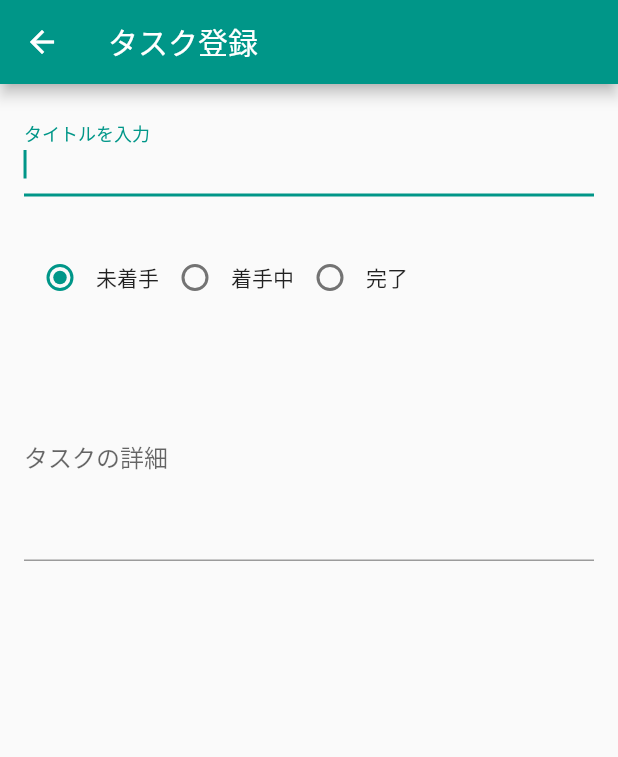
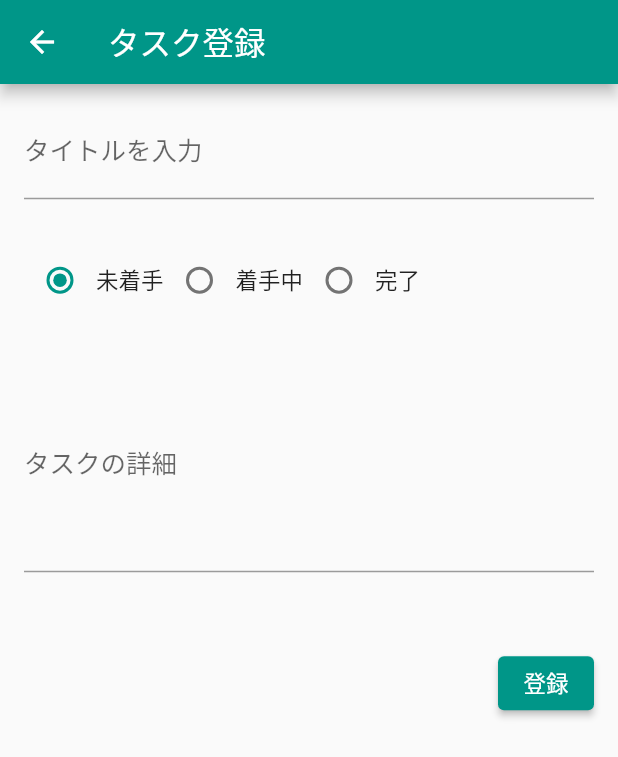
Before and after one commit to kamishi-44/todo_app, a Flutter app: the screen it shows after launch, after a tap on the "add task" icon, on a phone screen of 412 x 824 dp. Shown: the top 757 px of the screen. Run offline on Flutter 3.47's test engine with Material 2 defaults, Android fonts, the phone set to English and light mode, and no system bars.

Commit message:
登録ボタンの追加、日本語対応

```diff
--- a/lib/add_task_page.dart
+++ b/lib/add_task_page.dart
@@ -29,15 +29,17 @@ class _AddTaskPage extends State<AddTaskPage> {
   @override
   Widget build(BuildContext context) {
     return Scaffold(
+      // キーボード表示時に自動でサイズを調整されないようにする設定
+      // resizeToAvoidBottomInset: false,
       appBar: AppBar(
         title: const Text("タスク登録"),
       ),
       body: Container(
           padding: const EdgeInsets.all(16),
+          child: SingleChildScrollView(
             child: Column(
               children: <Widget>[
                 const TextField(
-              autofocus: true,
                   decoration: InputDecoration(
                     labelText: 'タイトルを入力',
                   ),
@@ -55,9 +57,39 @@ class _AddTaskPage extends State<AddTaskPage> {
                     labelText: 'タスクの詳細',
                   ),
                 ),
+                const SizedBox(
+                  height: 50,
+                ),
+                Align(
+                  alignment: Alignment.topRight,
+                  child: ElevatedButton(
+                    child: const Text('登録'),
+                    onPressed: () {
+                      showDialog(
+                          context: context,
+                          builder: (_) {
+                            return AlertDialog(
+                              title: const Text('データを登録してもいいですか？'),
+                              actions: <Widget>[
+                                GestureDetector(
+                                  child: const Text('いいえ'),
+                                  onTap: () {
+                                    Navigator.pop(context);
+                                  },
+                                ),
+                                GestureDetector(
+                                  child: const Text('はい'),
+                                  onTap: () {},
+                                )
+                              ],
+                            );
+                          });
+                    },
+                  ),
+                ),
               ],
             ),
-      ),
+          )),
     );
   }
 
--- a/lib/main.dart
+++ b/lib/main.dart
@@ -1,5 +1,6 @@
 import 'package:flutter/material.dart';
 import 'package:todo_app/add_task_page.dart';
+import 'package:flutter_localizations/flutter_localizations.dart';
 
 import 'detail_page.dart';
 import 'task.dart';
@@ -19,6 +20,14 @@ class MyApp extends StatelessWidget {
       theme: ThemeData(
         primarySwatch: Colors.teal,
       ),
+      localizationsDelegates: const [
+        GlobalMaterialLocalizations.delegate,
+        GlobalWidgetsLocalizations.delegate,
+        GlobalCupertinoLocalizations.delegate,
+      ],
+      supportedLocales: const [
+        Locale("ja", "JP"),
+      ],
       home: const MyHomePage(title: 'Todo リスト'),
     );
   }
@@ -124,8 +133,7 @@ class TodoList extends StatefulWidget {
 class _TodoList extends State<TodoList> {
   @override
   Widget build(BuildContext context) {
-    return Container(
-      child: ListTile(
+    return ListTile(
       title: Text(widget.task.title),
       trailing: const Icon(Icons.sort),
       onTap: () => {
@@ -135,7 +143,6 @@ class _TodoList extends State<TodoList> {
           ),
         ),
       },
-      ),
     );
   }
 }
--- a/pubspec.yaml
+++ b/pubspec.yaml
@@ -30,6 +30,8 @@ environment:
 # versions available, run `flutter pub outdated`.
 dependencies:
   flutter:
+    sdk: flutter
+  flutter_localizations:
     sdk: flutter
 
 
```
Also changed, not shown: lib/detail_page.dart (+8 -1 lines), pubspec.lock. Lines whose indentation alone changed are shown as unchanged.
